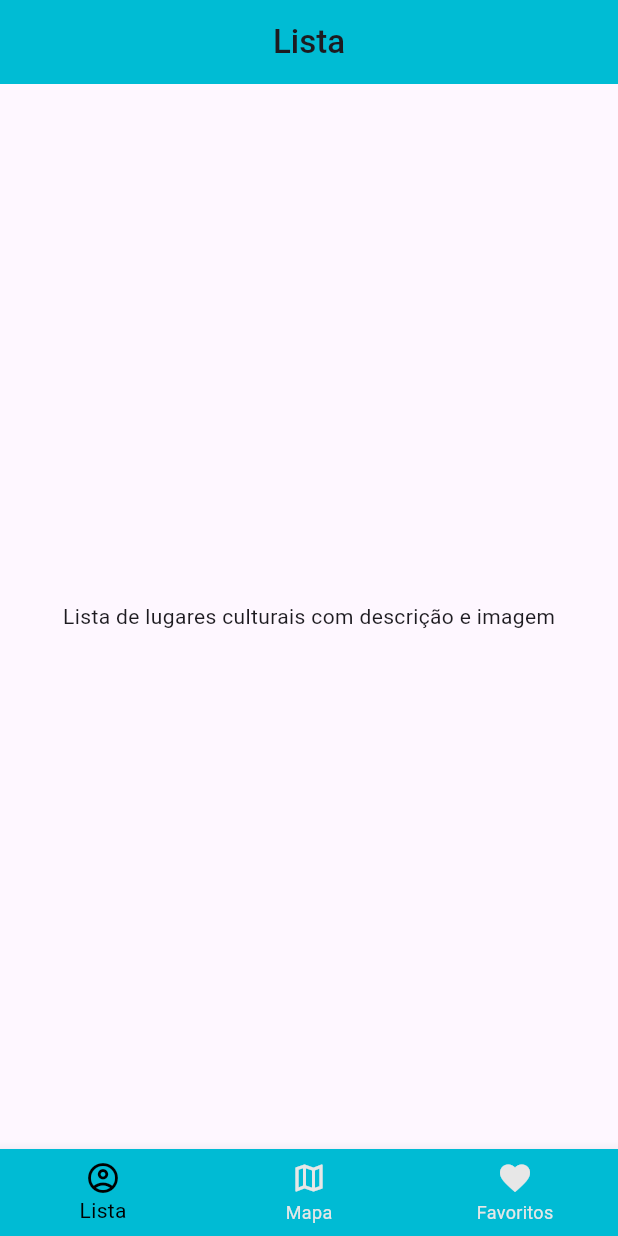
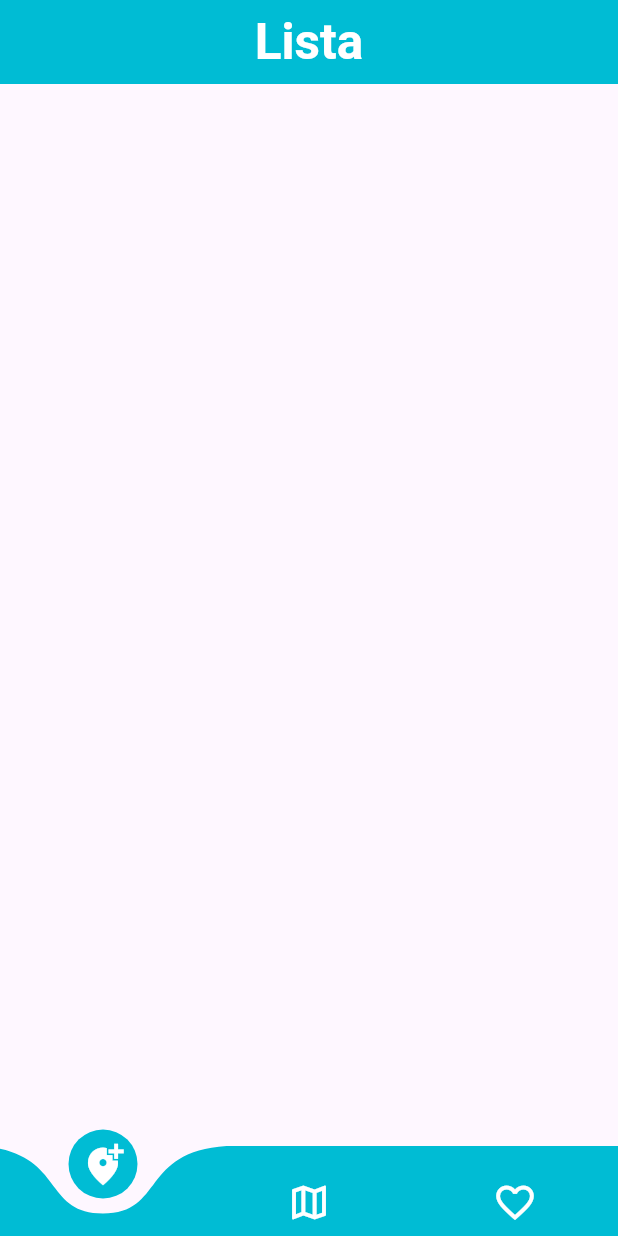
Before and after one commit to jonascsaraiva/Pe-na-Estrada-Cariri, a Flutter app: the screen it shows after launch, on a phone screen of 412 x 824 dp. Run offline on Flutter 3.47's test engine with Material 3 defaults, Android fonts, the light colour scheme and no system bars; drawn by our look-alikes of curved_navigation_bar; our stand-ins replace geolocator, google_maps_flutter.

Commit message:
Adição da Barra de Navegação

```diff
--- a/lib/home_page.dart
+++ b/lib/home_page.dart
@@ -1,4 +1,6 @@
+import 'package:curved_navigation_bar/curved_navigation_bar.dart';
 import 'package:flutter/material.dart';
+import 'package:pe_na_estrada_cariri/pages/list_page.dart';
 import 'package:pe_na_estrada_cariri/pages/map_page.dart';
 
 class HomePage extends StatefulWidget {
@@ -13,16 +15,16 @@ class _HomePageState extends State<HomePage> {
 
   /// Páginas que vão aparecer no corpo
   final List<Widget> _pages = const [
-    Center(child: Text("Lista de lugares culturais com descrição e imagem")),
+    Center(child: ListPage()),
     Center(child: MapPage()),
     Center(child: Text("Favoritos pagina aqui")),
   ];
 
   /// Ícones e rótulos para o BottomNavigation
   final List<IconData> _icons = const [
-    Icons.account_circle_outlined,
+    Icons.add_location_alt,
     Icons.map_outlined,
-    Icons.favorite,
+    Icons.favorite_border_outlined,
   ];
 
   final List<String> _titles = const ["Lista", "Mapa", "Favoritos"];
@@ -37,7 +39,11 @@ class _HomePageState extends State<HomePage> {
       appBar: AppBar(
         title: Text(
           _titles[_selectedIndex],
-          style: TextStyle(fontWeight: FontWeight.w500),
+          style: TextStyle(
+            fontWeight: FontWeight.w700,
+            color: Colors.white,
+            fontSize: 33,
+          ),
         ),
         centerTitle: true,
         backgroundColor: const Color.fromRGBO(0, 188, 212, 1),
@@ -47,19 +53,24 @@ class _HomePageState extends State<HomePage> {
       body: IndexedStack(index: _selectedIndex, children: _pages),
 
       /// Barra inferior fixa
-      bottomNavigationBar: BottomNavigationBar(
-        currentIndex: _selectedIndex,
+      bottomNavigationBar: CurvedNavigationBar(
+        height: 60,
+        animationDuration: Durations.medium2,
+        color: Colors.cyan,
+        buttonBackgroundColor: Colors.cyan,
+        backgroundColor: Colors.transparent,
+
+        index: _selectedIndex,
+        items: _icons
+            .map((icon) => Icon(icon, size: 30, color: Colors.white))
+            .toList(),
         onTap: _onItemTapped,
-        backgroundColor: const Color.fromARGB(255, 0, 187, 212),
-        selectedItemColor: const Color.fromARGB(255, 0, 0, 0),
-        unselectedItemColor: const Color.fromARGB(255, 231, 231, 231),
-        type: BottomNavigationBarType.fixed,
-        items: List.generate(_pages.length, (i) {
-          return BottomNavigationBarItem(
-            icon: Icon(_icons[i]),
-            label: _titles[i],
-          );
-        }),
+
+        //currentIndex: _selectedIndex,
+        //_pages.length, (i)
+        //icon: Icon(_icons[i])
+        //label: _titles[i]
+        //onTap: _onItemTapped,
       ),
     );
   }
--- /dev/null
+++ b/lib/pages/list_page.dart
@@ -0,0 +1,15 @@
+import 'package:flutter/material.dart';
+
+class ListPage extends StatefulWidget {
+  const ListPage({super.key});
+
+  @override
+  State<ListPage> createState() => _ListPageState();
+}
+
+class _ListPageState extends State<ListPage> {
+  @override
+  Widget build(BuildContext context) {
+    return ListView();
+  }
+}
--- a/pubspec.yaml
+++ b/pubspec.yaml
@@ -34,6 +34,7 @@ dependencies:
   geolocator: ^14.0.2
   google_maps_flutter: ^2.12.3
   flutter_compass: ^0.8.1
+  curved_navigation_bar: ^1.0.6
   # The following adds the Cupertino Icons font to your application.
   # Use with the CupertinoIcons class for iOS style icons.
   cupertino_icons: ^1.0.8
```
Also changed, not shown: lib/pages/detailpages/detail_list.dart (added), lib/pages/fav_page.dart (added), pubspec.lock.
